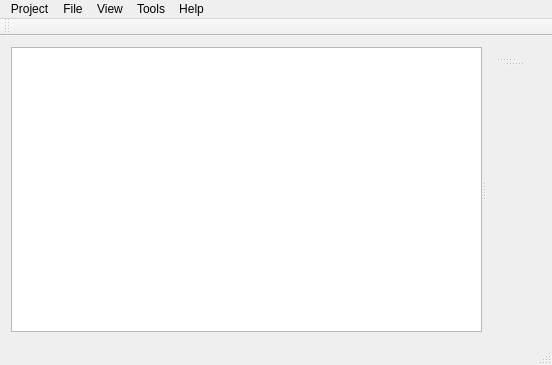
Old version of the form polpcontrol/mainwindow.ui in the repository EvgeniyMilman/polp.
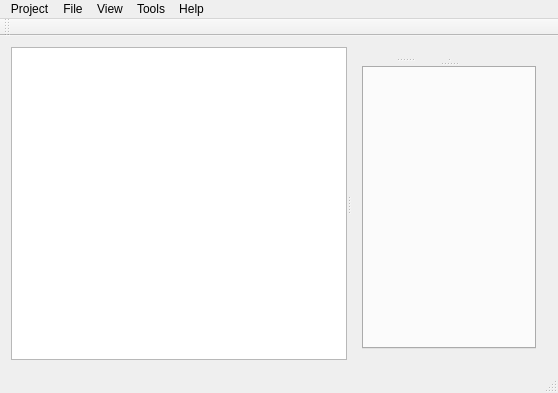
New version of the form.

```diff
--- a/polpcontrol/mainwindow.ui
+++ b/polpcontrol/mainwindow.ui
@@ -6,8 +6,8 @@
    <rect>
     <x>0</x>
     <y>0</y>
-    <width>552</width>
-    <height>365</height>
+    <width>558</width>
+    <height>393</height>
    </rect>
   </property>
   <property name="windowTitle">
@@ -69,7 +69,17 @@
             <widget class="QWidget" name="page_2"/>
            </widget>
           </widget>
-          <widget class="QWidget" name="toolswidget" native="true"/>
+          <widget class="QTabWidget" name="toolsWidget">
+           <property name="documentMode">
+            <bool>false</bool>
+           </property>
+           <property name="tabsClosable">
+            <bool>true</bool>
+           </property>
+           <property name="movable">
+            <bool>true</bool>
+           </property>
+          </widget>
          </widget>
         </item>
        </layout>
@@ -83,7 +93,7 @@
     <rect>
      <x>0</x>
      <y>0</y>
-     <width>552</width>
+     <width>558</width>
      <height>22</height>
     </rect>
    </property>
```
